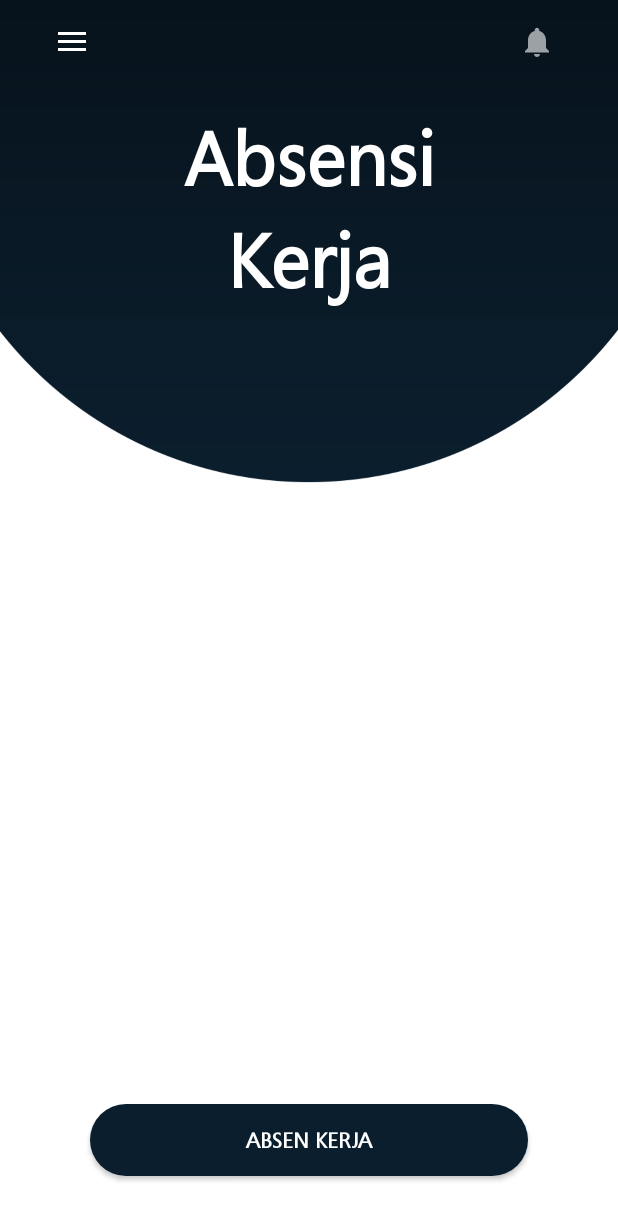
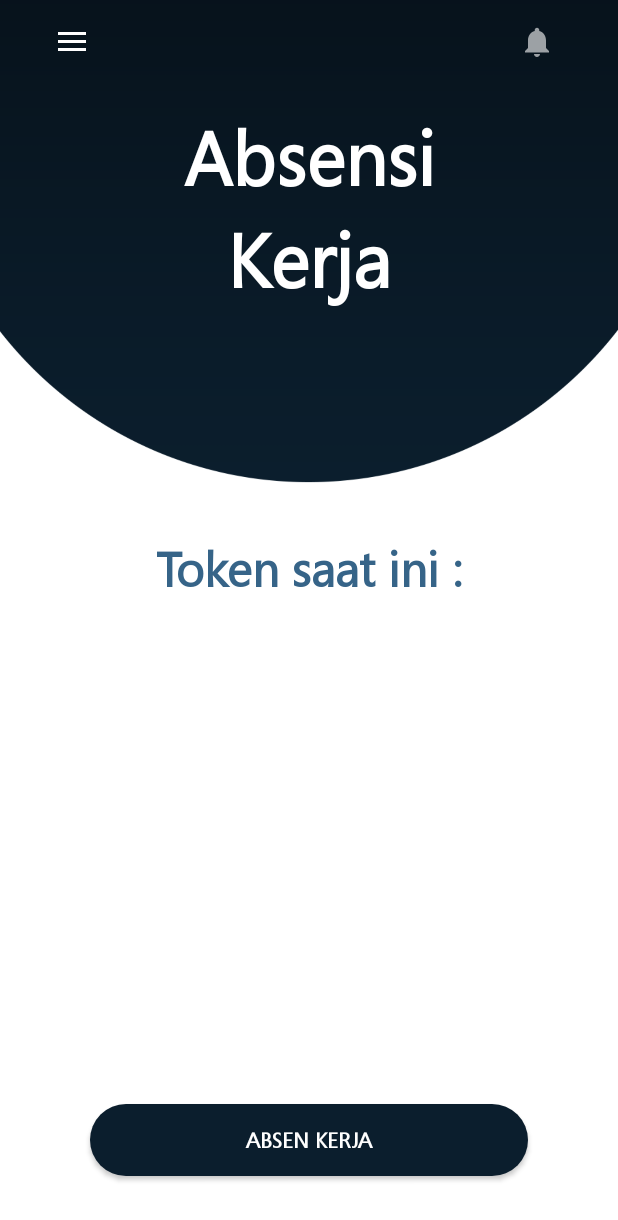
Before and after one commit to algamhr/AbsensiPegawai, an Android app: the AbsensiKerja screen opened directly, with no data from a screen before it, on a phone screen of 412 x 824 dp. Shown: the top 1220 px of the screen. Run offline under Robolectric (Android 15) with nearby library versions, the phone set to English and light mode, and no system bars; libraries missing offline, so code that uses them is left out: com.developer.kalert; 1 statement that could not run was skipped.

Commit message:
Token view update

```diff
--- a/app/src/main/java/com/example/absensipegawai/AbsensiKerja.java
+++ b/app/src/main/java/com/example/absensipegawai/AbsensiKerja.java
@@ -21,6 +21,7 @@ import android.view.Menu;
 import android.view.MenuItem;
 import android.view.View;
 import android.widget.Button;
+import android.widget.TextView;
 import android.widget.Toast;
 
 import com.developer.kalert.KAlertDialog;
@@ -43,11 +44,11 @@ public class AbsensiKerja extends AppCompatActivity implements NavigationView.On
     double longitude;
     double latitude;
 
-
     private Notification notification;
 
     private Button button;
     String userNip, user_id, tokenAbsen;
+    TextView tokentext;
 
     @Override
     protected void onCreate(Bundle savedInstanceState) {
@@ -62,6 +63,7 @@ public class AbsensiKerja extends AppCompatActivity implements NavigationView.On
         String level = sharedPreferences.getString("level", null);
         user_id = sharedPreferences.getString("user_id", null);
         tokenAbsen = sharedPreferences.getString("token_absen", null);
+
 
         drawerLayout = findViewById(R.id.drawer_layout2);
         navigationView = findViewById(R.id.nav_view);
@@ -86,6 +88,9 @@ public class AbsensiKerja extends AppCompatActivity implements NavigationView.On
         }
 
         final LocationManager locationManager = (LocationManager) getSystemService(Context.LOCATION_SERVICE);
+
+        tokentext = findViewById(R.id.tokentext);
+        tokentext.setText(tokenAbsen);
 
         button = findViewById(R.id.btnkerja);
         button.setOnClickListener(new View.OnClickListener() {
--- a/app/src/main/java/com/example/absensipegawai/HomeActivity.java
+++ b/app/src/main/java/com/example/absensipegawai/HomeActivity.java
@@ -108,7 +108,6 @@ public class HomeActivity extends AppCompatActivity implements NavigationView.On
         final LocationManager locationManager = (LocationManager) getSystemService(Context.LOCATION_SERVICE);
 
         button = findViewById(R.id.btnmasuk);
-        button.setText(tokenAbsen);
         button.setOnClickListener(new View.OnClickListener() {
             @Override
             public void onClick(View v) {
--- a/app/src/main/res/layout/activity_absensi_kerja.xml
+++ b/app/src/main/res/layout/activity_absensi_kerja.xml
@@ -62,6 +62,40 @@
             app:layout_constraintStart_toStartOf="parent"
             app:layout_constraintTop_toTopOf="parent" />
 
+        <TextView
+            android:id="@+id/tokeninfo"
+            android:layout_width="wrap_content"
+            android:layout_height="wrap_content"
+            android:layout_marginTop="150dp"
+            android:layout_marginLeft="32dp"
+            android:layout_marginRight="32dp"
+            android:fontFamily="@font/segoeui"
+            android:text="@string/token_saat_ini"
+            android:textAlignment="center"
+            android:textColor="@color/colorPrimary"
+            android:textSize="32sp"
+            android:textStyle="bold"
+            app:layout_constraintEnd_toEndOf="parent"
+            app:layout_constraintStart_toStartOf="parent"
+            app:layout_constraintTop_toBottomOf="@+id/absensikerja" />
+
+        <TextView
+            android:id="@+id/tokentext"
+            android:layout_width="wrap_content"
+            android:layout_height="wrap_content"
+            android:layout_marginTop="20dp"
+            android:layout_marginLeft="32dp"
+            android:layout_marginRight="32dp"
+            android:fontFamily="@font/segoeui"
+            android:text="@string/token"
+            android:textAlignment="center"
+            android:textColor="@color/colorPrimary"
+            android:textSize="20sp"
+            android:textStyle="bold"
+            app:layout_constraintEnd_toEndOf="parent"
+            app:layout_constraintStart_toStartOf="parent"
+            app:layout_constraintTop_toBottomOf="@+id/tokeninfo" />
+
         <Button
             android:id="@+id/btnkerja"
             android:layout_width="match_parent"
--- a/app/src/main/res/values/strings.xml
+++ b/app/src/main/res/values/strings.xml
@@ -77,4 +77,6 @@
     <string name="tanggal_jam">tanggal_jam</string>
     <string name="absen_kerja">Absen Kerja</string>
     <string name="default_notification_channel_id">new_token_absen_kerja</string>
+    <string name="token">Token</string>
+    <string name="token_saat_ini">Token saat ini :</string>
 </resources>
```
